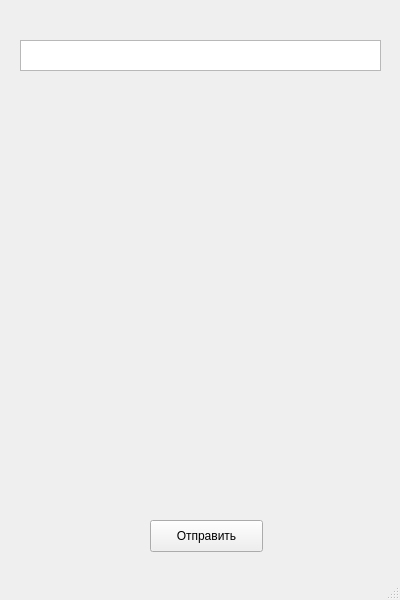
First picture: the form in UI/HelpScreen.ui, repository AginSquash/FirstAidHelper, before the edit.
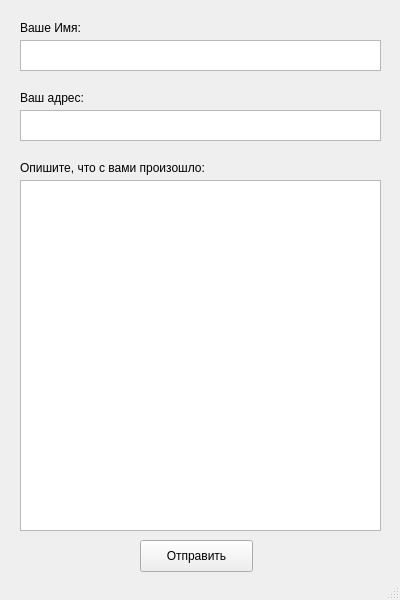
Second picture: the form after the edit.

Commit message: Готов интерфейс для создания "заявки"

Diff of the .ui file:
```diff
--- a/UI/HelpScreen.ui
+++ b/UI/HelpScreen.ui
@@ -29,8 +29,8 @@
    <widget class="QPushButton" name="button">
     <property name="geometry">
      <rect>
-      <x>150</x>
-      <y>520</y>
+      <x>140</x>
+      <y>540</y>
       <width>113</width>
       <height>32</height>
      </rect>
@@ -49,6 +49,65 @@
      </rect>
     </property>
    </widget>
+   <widget class="QPlainTextEdit" name="adress_in">
+    <property name="geometry">
+     <rect>
+      <x>20</x>
+      <y>110</y>
+      <width>361</width>
+      <height>31</height>
+     </rect>
+    </property>
+   </widget>
+   <widget class="QPlainTextEdit" name="symptom_in">
+    <property name="geometry">
+     <rect>
+      <x>20</x>
+      <y>180</y>
+      <width>361</width>
+      <height>351</height>
+     </rect>
+    </property>
+   </widget>
+   <widget class="QLabel" name="label">
+    <property name="geometry">
+     <rect>
+      <x>20</x>
+      <y>20</y>
+      <width>361</width>
+      <height>16</height>
+     </rect>
+    </property>
+    <property name="text">
+     <string>Ваше Имя:</string>
+    </property>
+   </widget>
+   <widget class="QLabel" name="label_2">
+    <property name="geometry">
+     <rect>
+      <x>20</x>
+      <y>90</y>
+      <width>361</width>
+      <height>16</height>
+     </rect>
+    </property>
+    <property name="text">
+     <string>Ваш адрес:</string>
+    </property>
+   </widget>
+   <widget class="QLabel" name="label_3">
+    <property name="geometry">
+     <rect>
+      <x>20</x>
+      <y>160</y>
+      <width>361</width>
+      <height>16</height>
+     </rect>
+    </property>
+    <property name="text">
+     <string>Опишите, что с вами произошло:</string>
+    </property>
+   </widget>
   </widget>
   <widget class="QStatusBar" name="statusbar"/>
  </widget>
```
Left out of the diff: 2 changed lines with no effect on the pictures. The commit also changes 4 other files.
